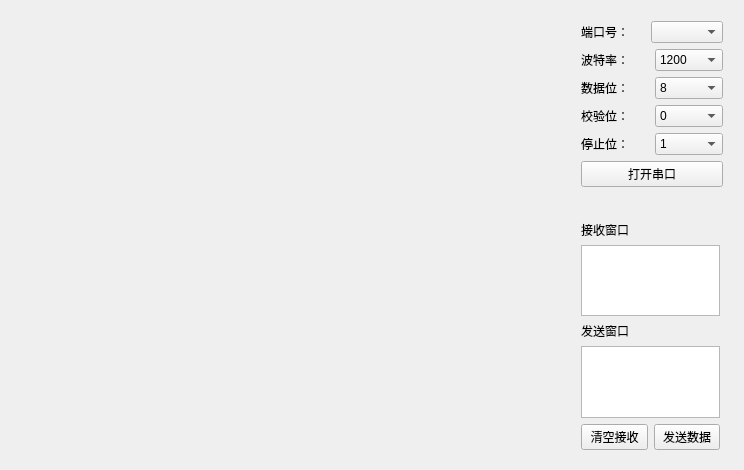
Qt form SerialPort/mainwindow.ui (shuanglengyunji/SerialPort) before a commit.
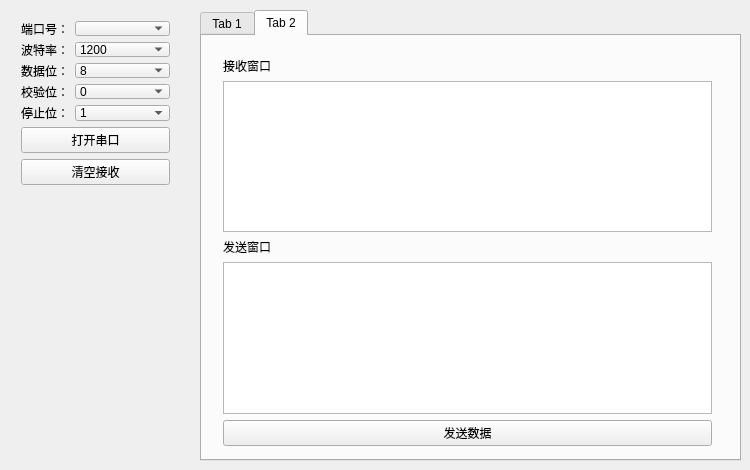
The same form after that commit.

Commit message: 改为16进制数接收（处理）

Patch:
```diff
--- a/SerialPort/mainwindow.ui
+++ b/SerialPort/mainwindow.ui
@@ -6,7 +6,7 @@
    <rect>
     <x>0</x>
     <y>0</y>
-    <width>744</width>
+    <width>750</width>
     <height>470</height>
    </rect>
   </property>
@@ -17,91 +17,26 @@
    <widget class="QWidget" name="layoutWidget">
     <property name="geometry">
      <rect>
-      <x>570</x>
-      <y>210</y>
-      <width>161</width>
-      <height>251</height>
-     </rect>
-    </property>
-    <layout class="QHBoxLayout" name="horizontalLayout_7">
-     <item>
-      <layout class="QVBoxLayout" name="verticalLayout">
-       <item>
-        <widget class="QLabel" name="label">
-         <property name="text">
-          <string>接收窗口</string>
-         </property>
-        </widget>
-       </item>
-       <item>
-        <widget class="QTextEdit" name="textEdit"/>
-       </item>
-       <item>
-        <widget class="QLabel" name="label_2">
-         <property name="text">
-          <string>发送窗口</string>
-         </property>
-        </widget>
-       </item>
-       <item>
-        <widget class="QTextEdit" name="textEdit_2"/>
-       </item>
-       <item>
-        <layout class="QHBoxLayout" name="horizontalLayout">
-         <item>
-          <widget class="QPushButton" name="clearButton">
-           <property name="text">
-            <string>清空接收</string>
-           </property>
-          </widget>
-         </item>
-         <item>
-          <widget class="QPushButton" name="sendButton">
-           <property name="text">
-            <string>发送数据</string>
-           </property>
-          </widget>
-         </item>
-        </layout>
-       </item>
-      </layout>
-     </item>
-    </layout>
-   </widget>
-   <widget class="QWidget" name="">
-    <property name="geometry">
-     <rect>
-      <x>570</x>
+      <x>10</x>
       <y>10</y>
-      <width>164</width>
-      <height>191</height>
+      <width>171</width>
+      <height>186</height>
      </rect>
     </property>
-    <layout class="QVBoxLayout" name="verticalLayout_3">
+    <layout class="QVBoxLayout" name="verticalLayout">
      <item>
-      <layout class="QHBoxLayout" name="horizontalLayout_2">
-       <item>
-        <widget class="QLabel" name="label_3">
+      <layout class="QFormLayout" name="formLayout">
+       <item row="0" column="0">
+        <widget class="QLabel" name="label_Port">
          <property name="text">
           <string>端口号：</string>
          </property>
         </widget>
        </item>
-       <item>
+       <item row="0" column="1">
         <widget class="QComboBox" name="PortBox"/>
        </item>
-      </layout>
-     </item>
-     <item>
-      <layout class="QHBoxLayout" name="horizontalLayout_3">
-       <item>
-        <widget class="QLabel" name="label_4">
-         <property name="text">
-          <string>波特率：</string>
-         </property>
-        </widget>
-       </item>
-       <item>
+       <item row="1" column="1">
         <widget class="QComboBox" name="BaudBox">
          <item>
           <property name="text">
@@ -130,18 +65,14 @@
          </item>
         </widget>
        </item>
-      </layout>
-     </item>
-     <item>
-      <layout class="QHBoxLayout" name="horizontalLayout_4">
-       <item>
-        <widget class="QLabel" name="label_5">
+       <item row="2" column="0">
+        <widget class="QLabel" name="label_BitNum">
          <property name="text">
           <string>数据位：</string>
          </property>
         </widget>
        </item>
-       <item>
+       <item row="2" column="1">
         <widget class="QComboBox" name="BitNumBox">
          <item>
           <property name="text">
@@ -150,18 +81,14 @@
          </item>
         </widget>
        </item>
-      </layout>
-     </item>
-     <item>
-      <layout class="QHBoxLayout" name="horizontalLayout_5">
-       <item>
-        <widget class="QLabel" name="label_6">
+       <item row="3" column="0">
+        <widget class="QLabel" name="label_Parity">
          <property name="text">
           <string>校验位：</string>
          </property>
         </widget>
        </item>
-       <item>
+       <item row="3" column="1">
         <widget class="QComboBox" name="ParityBox">
          <item>
           <property name="text">
@@ -170,18 +97,14 @@
          </item>
         </widget>
        </item>
-      </layout>
-     </item>
-     <item>
-      <layout class="QHBoxLayout" name="horizontalLayout_6">
-       <item>
-        <widget class="QLabel" name="label_7">
+       <item row="4" column="0">
+        <widget class="QLabel" name="label_Stop">
          <property name="text">
           <string>停止位：</string>
          </property>
         </widget>
        </item>
-       <item>
+       <item row="4" column="1">
         <widget class="QComboBox" name="StopBox">
          <item>
           <property name="text">
@@ -195,6 +118,13 @@
          </item>
         </widget>
        </item>
+       <item row="1" column="0">
+        <widget class="QLabel" name="label_baud">
+         <property name="text">
+          <string>波特率：</string>
+         </property>
+        </widget>
+       </item>
       </layout>
      </item>
      <item>
@@ -204,12 +134,87 @@
        </property>
       </widget>
      </item>
+     <item>
+      <widget class="QPushButton" name="clearButton">
+       <property name="text">
+        <string>清空接收</string>
+       </property>
+      </widget>
+     </item>
     </layout>
    </widget>
-   <zorder>layoutWidget</zorder>
-   <zorder></zorder>
-   <zorder></zorder>
-   <zorder>sendButton</zorder>
+   <widget class="QTabWidget" name="tabWidget_function">
+    <property name="geometry">
+     <rect>
+      <x>200</x>
+      <y>10</y>
+      <width>541</width>
+      <height>451</height>
+     </rect>
+    </property>
+    <property name="currentIndex">
+     <number>1</number>
+    </property>
+    <widget class="QWidget" name="tab">
+     <attribute name="title">
+      <string>Tab 1</string>
+     </attribute>
+     <widget class="QGraphicsView" name="graphicsView">
+      <property name="geometry">
+       <rect>
+        <x>10</x>
+        <y>10</y>
+        <width>48</width>
+        <height>40</height>
+       </rect>
+      </property>
+     </widget>
+    </widget>
+    <widget class="QWidget" name="tab_2">
+     <attribute name="title">
+      <string>Tab 2</string>
+     </attribute>
+     <widget class="QWidget" name="gridLayoutWidget">
+      <property name="geometry">
+       <rect>
+        <x>10</x>
+        <y>10</y>
+        <width>511</width>
+        <height>411</height>
+       </rect>
+      </property>
+      <layout class="QGridLayout" name="gridLayout">
+       <item row="2" column="0">
+        <widget class="QTextEdit" name="ReceiveBox"/>
+       </item>
+       <item row="5" column="0">
+        <widget class="QPushButton" name="sendButton">
+         <property name="text">
+          <string>发送数据</string>
+         </property>
+        </widget>
+       </item>
+       <item row="4" column="0">
+        <widget class="QTextEdit" name="SendBox"/>
+       </item>
+       <item row="3" column="0">
+        <widget class="QLabel" name="label_2">
+         <property name="text">
+          <string>发送窗口</string>
+         </property>
+        </widget>
+       </item>
+       <item row="1" column="0">
+        <widget class="QLabel" name="label">
+         <property name="text">
+          <string>接收窗口</string>
+         </property>
+        </widget>
+       </item>
+      </layout>
+     </widget>
+    </widget>
+   </widget>
   </widget>
  </widget>
  <layoutdefault spacing="6" margin="11"/>
```
Left out of the diff: 5 changed lines with no effect on the pictures. The commit also changes 2 other files.
